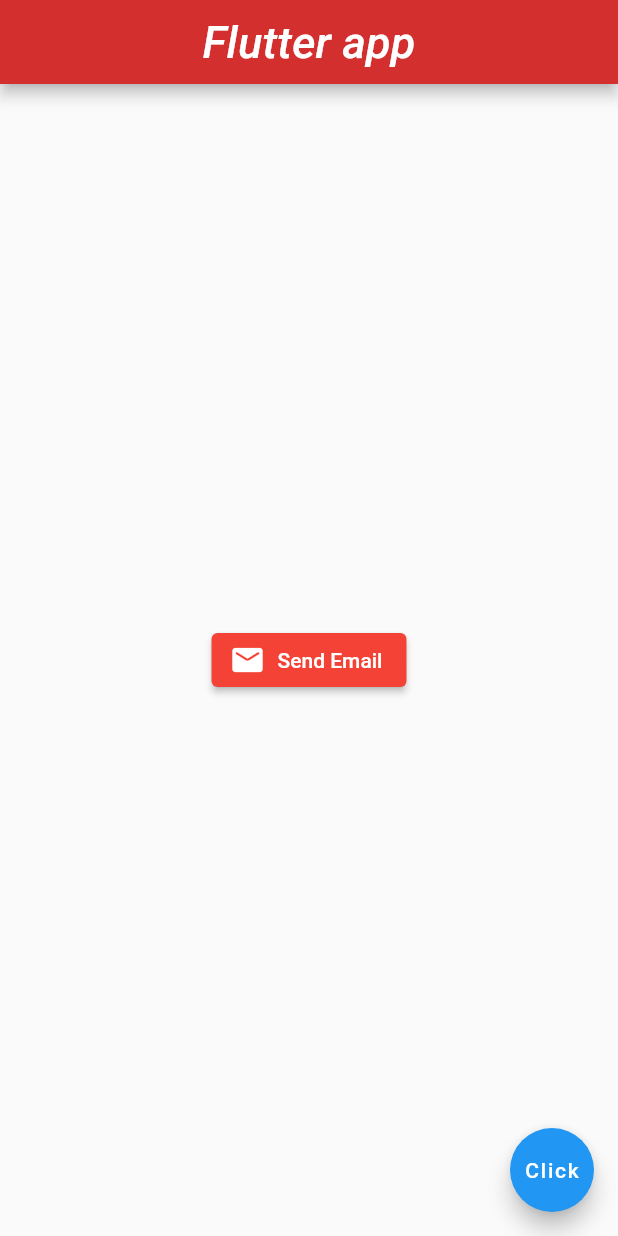
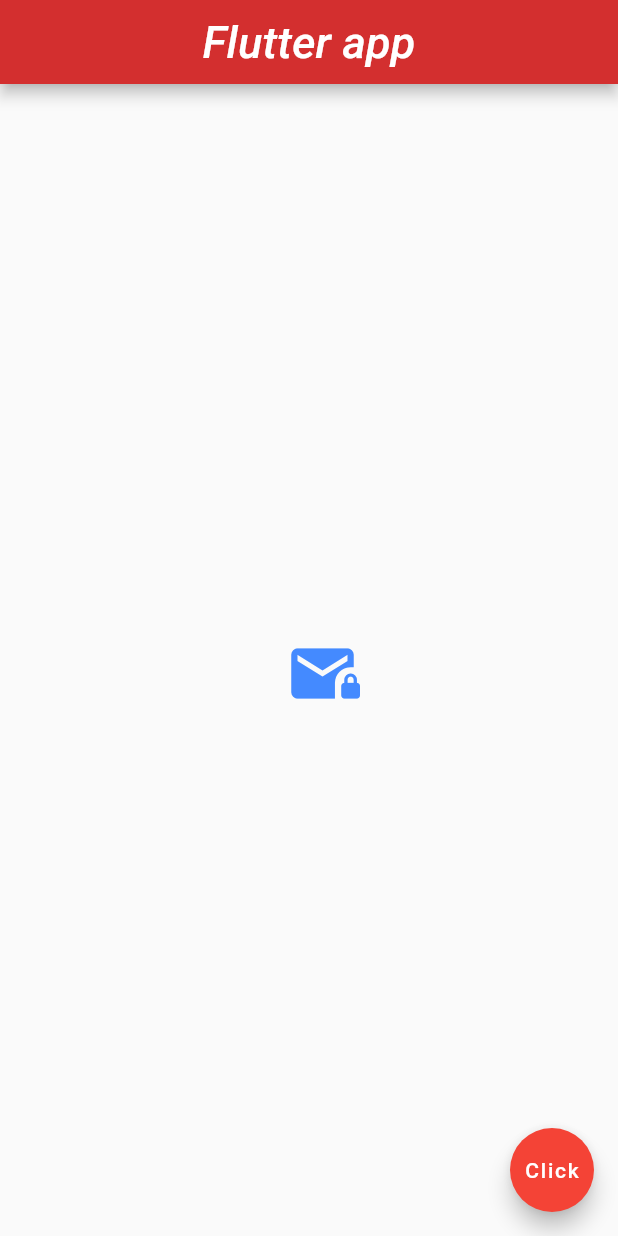
Before and after one commit to gmshimon/Flutter_practise, a Flutter app: the screen it shows after launch, on a phone screen of 412 x 824 dp. Run offline on Flutter 3.47's test engine with Material 2 defaults, Android fonts, the phone set to English and light mode, and no system bars.

Commit message:
icon button added

```diff
--- a/lib/main.dart
+++ b/lib/main.dart
@@ -22,20 +22,17 @@ class Home extends StatelessWidget {
         centerTitle: true,
       ),
       body: Center(
-        child: ElevatedButton.icon(
-          onPressed: () {
-            print("ElevatedButton clicked");//print message in the console when the button is clicked
-          },
-          icon: Icon(
-            Icons.mail_rounded,
-          ),
-          label: Text("Send Email"),
-          style: ElevatedButton.styleFrom(primary: Colors.red),
-        ),
-      ),
+          child: IconButton(
+              onPressed: () {},
+              icon: Icon(
+                Icons.mail_lock,
+                color: Colors.blueAccent,
+                size: 50,
+              ))),
       floatingActionButton: FloatingActionButton(
         onPressed: () {},
         child: Text("Click"),
+        backgroundColor: Colors.red,
       ),
     );
   }
```
